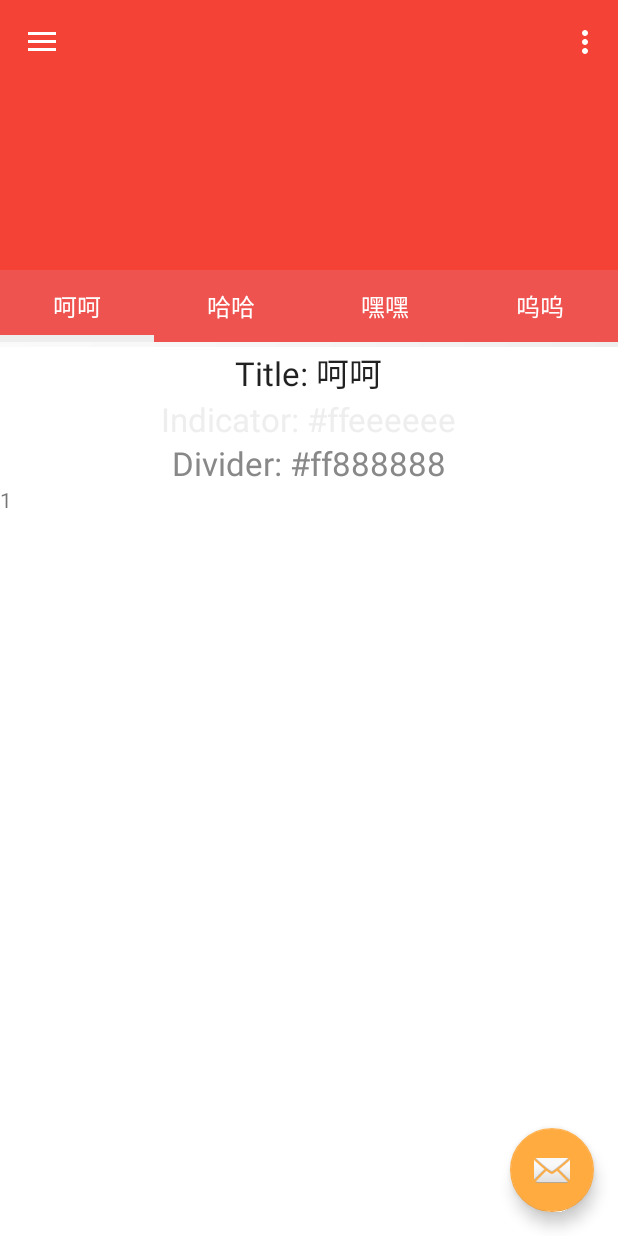
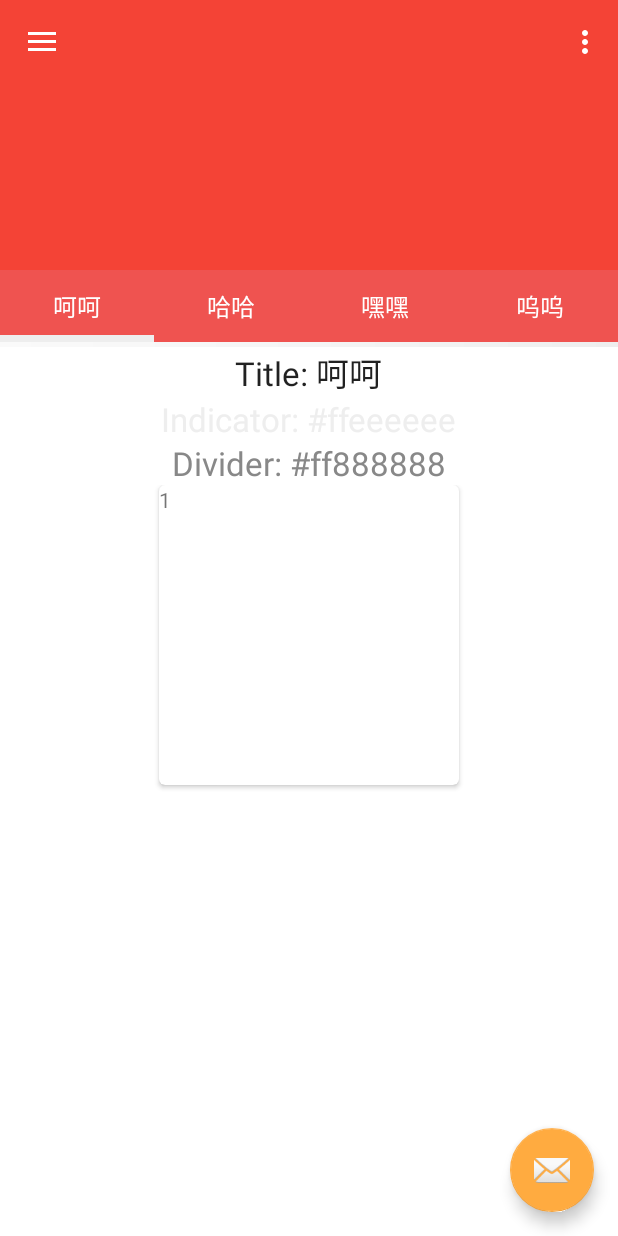
Before and after one commit to FlyingDuck/BoredApp, an Android app: the screen it shows after launch (MainActivity), on a phone screen of 412 x 824 dp. Run offline under Robolectric (Android 15) with nearby library versions, the phone set to English and light mode, and no system bars.

```diff
--- a/app/build.gradle
+++ b/app/build.gradle
@@ -23,5 +23,7 @@ dependencies {
     compile fileTree(dir: 'libs', include: ['*.jar'])
     testCompile 'junit:junit:4.12'
     compile 'com.android.support:appcompat-v7:23.1.1'
+    compile 'com.android.support:cardview-v7:23.1.1'
+    compile 'com.android.support:recyclerview-v7:23.1.1'
     compile 'com.android.support:design:23.1.1'
 }
--- a/app/src/main/res/layout/sample_content_item.xml
+++ b/app/src/main/res/layout/sample_content_item.xml
@@ -1,12 +1,24 @@
 <?xml version="1.0" encoding="utf-8"?>
 <LinearLayout xmlns:android="http://schemas.android.com/apk/res/android"
+    xmlns:tools="http://schemas.android.com/tools"
+    xmlns:card_view="http://schemas.android.com/apk/res-auto"
     android:layout_width="match_parent"
     android:layout_height="match_parent"
     android:orientation="vertical">
 
-    <TextView
-        android:id="@+id/show_test"
-        android:layout_width="match_parent"
-        android:layout_height="100dp" />
+    <android.support.v7.widget.CardView
+        xmlns:card_view="http://schemas.android.com/apk/res-auto"
+        android:id="@+id/card_view"
+        android:layout_gravity="center"
+        android:layout_width="200dp"
+        android:layout_height="200dp"
+        card_view:cardCornerRadius="4dp">
+
+        <TextView
+            android:id="@+id/show_test"
+            android:layout_width="match_parent"
+            android:layout_height="match_parent" />
+    </android.support.v7.widget.CardView>
+
 
 </LinearLayout>
```
